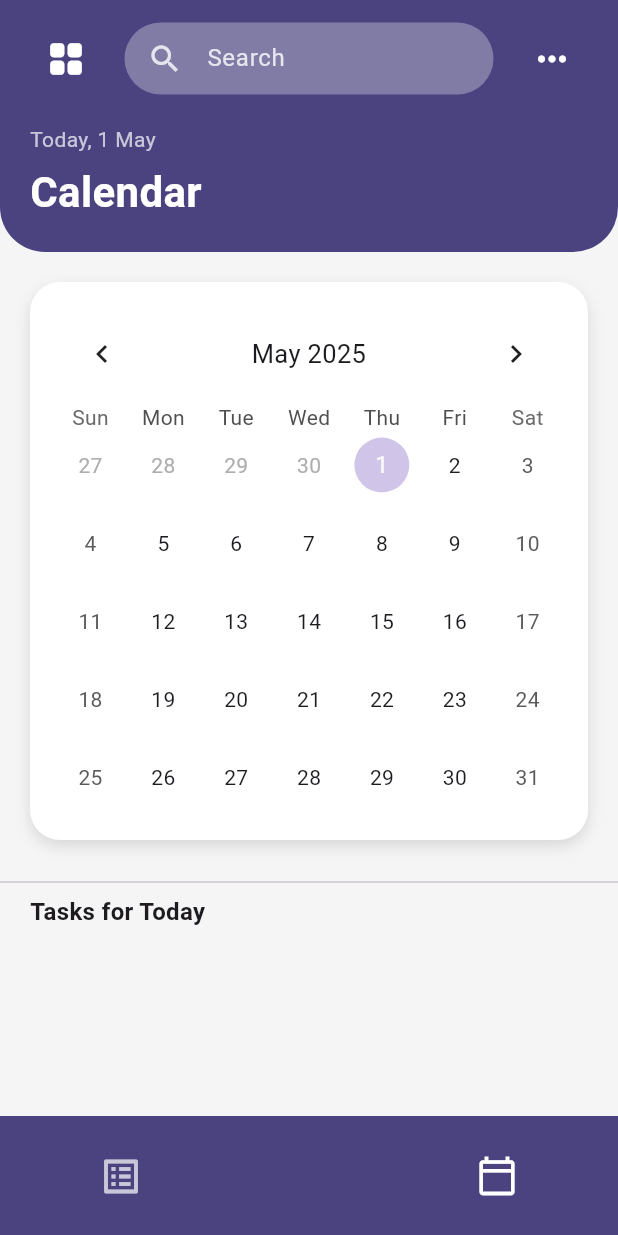
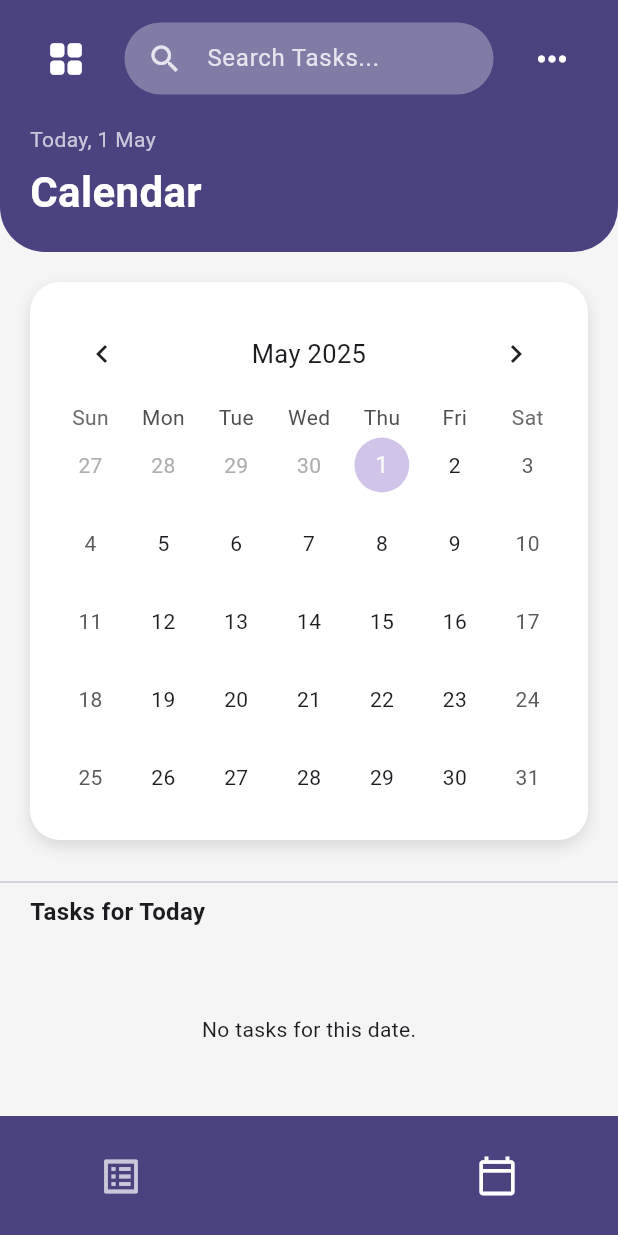
Before and after one commit to code0lama/Todoire, a Flutter app: the CalendarPage screen opened by its route, on a phone screen of 412 x 824 dp. Run offline on Flutter 3.47's test engine with Material 3 defaults, Android fonts, the phone set to English and light mode, and no system bars; drawn by our look-alikes of table_calendar.

Commit message:
added tasks to calender +fixed bugs

```diff
--- a/lib/calender_page.dart
+++ b/lib/calender_page.dart
@@ -1,8 +1,8 @@
 import 'package:flutter/material.dart';
 import 'package:table_calendar/table_calendar.dart';
 import 'package:intl/intl.dart';
+import 'TaskModel.dart';
 import 'main.dart';
-import 'TaskModel.dart';
 
 class CalendarPage extends StatefulWidget {
   final TaskModel taskModel;
@@ -21,6 +21,8 @@ class _CalendarPageState extends State<CalendarPage> {
 
   @override
   Widget build(BuildContext context) {
+    final Color primaryColor = Color(0xFF4A4380);
+
     return Scaffold(
       backgroundColor: Colors.grey[100],
       body: Column(
@@ -33,13 +35,7 @@ class _CalendarPageState extends State<CalendarPage> {
             decoration: BoxDecoration(
               color: Colors.white,
               borderRadius: BorderRadius.circular(20),
-              boxShadow: [
-                BoxShadow(
-                  color: Colors.black12,
-                  blurRadius: 8,
-                  offset: Offset(0, 4),
-                ),
-              ],
+              boxShadow: [BoxShadow(color: Colors.black12, blurRadius: 8, offset: Offset(0, 4))],
             ),
             child: TableCalendar(
               focusedDay: focusedDay,
@@ -52,21 +48,34 @@ class _CalendarPageState extends State<CalendarPage> {
                   focusedDay = focused;
                 });
               },
+              eventLoader: (day) {
+                return widget.taskModel.tasks.where((task) {
+                  final DateTime taskDate = task['date'];
+                  return isSameDay(taskDate, day);
+                }).toList();
+              },
               calendarStyle: CalendarStyle(
                 selectedDecoration: BoxDecoration(
-                  color: Color(0xFF4A4380),
+                  color: primaryColor,
                   shape: BoxShape.circle,
                 ),
                 todayDecoration: BoxDecoration(
                   color: Colors.deepPurple.withOpacity(0.3),
                   shape: BoxShape.circle,
                 ),
+                markerDecoration: BoxDecoration(
+                  color: primaryColor, // Purple dot
+                  shape: BoxShape.circle,
+                ),
+                markersMaxCount: 1,
+                markersAlignment: Alignment.bottomCenter,
               ),
               headerStyle: HeaderStyle(
                 formatButtonVisible: false,
                 titleCentered: true,
               ),
             ),
+
           ),
           SizedBox(height: 20),
           Divider(),
@@ -80,10 +89,12 @@ class _CalendarPageState extends State<CalendarPage> {
               ),
             ),
           ),
+          SizedBox(height: 10),
+          Expanded(child: _buildTaskCardsForSelectedDate()),
         ],
       ),
       bottomNavigationBar: BottomAppBar(
-        color: Color(0xFF4A4380),
+        color: primaryColor,
         shape: CircularNotchedRectangle(),
         notchMargin: 8.0,
         elevation: 8.0,
@@ -93,20 +104,17 @@ class _CalendarPageState extends State<CalendarPage> {
             mainAxisAlignment: MainAxisAlignment.spaceAround,
             children: [
               IconButton(
-                icon: Icon(Icons.list_alt_outlined,
-                    color: Colors.white.withOpacity(0.7), size: 30),
+                icon: Icon(Icons.list_alt_outlined, color: Colors.white.withOpacity(0.7), size: 30),
                 onPressed: () {
                   Navigator.pushReplacement(
                     context,
-                    MaterialPageRoute(
-                        builder: (context) => TaskScreen(widget.taskModel)),
+                    MaterialPageRoute(builder: (context) => TaskScreen(widget.taskModel)),
                   );
                 },
               ),
               SizedBox(width: 40),
               IconButton(
-                icon: Icon(Icons.calendar_today_outlined,
-                    color: Colors.white, size: 28),
+                icon: Icon(Icons.calendar_today_outlined, color: Colors.white, size: 28),
                 onPressed: () {},
               ),
             ],
@@ -120,32 +128,23 @@ class _CalendarPageState extends State<CalendarPage> {
     double topPadding = MediaQuery.of(context).padding.top;
     final now = DateTime.now();
     final formattedDate = DateFormat('d MMM').format(now);
-    final String displayDateString = 'Today, $formattedDate';
 
     return Container(
-      padding: EdgeInsets.only(
-        top: topPadding + 15,
-        left: 20,
-        right: 20,
-        bottom: 20,
-      ),
+      padding: EdgeInsets.only(top: topPadding + 15, left: 20, right: 20, bottom: 20),
       decoration: BoxDecoration(
         color: Color(0xFF4A4380),
-        borderRadius: BorderRadius.only(
-          bottomLeft: Radius.circular(30),
-          bottomRight: Radius.circular(30),
-        ),
+        borderRadius: BorderRadius.vertical(bottom: Radius.circular(30)),
       ),
       child: Column(
         crossAxisAlignment: CrossAxisAlignment.start,
         children: [
           Row(
-            mainAxisAlignment: MainAxisAlignment.spaceBetween,
             children: [
               IconButton(
-                icon: Icon(Icons.grid_view_rounded,
-                    color: Colors.white, size: 28),
-                onPressed: () {},
+                icon: Icon(Icons.grid_view_rounded, color: Colors.white, size: 28),
+                onPressed: () {
+                  Navigator.pushReplacementNamed(context, '/dashboard');
+                },
               ),
               Expanded(
                 child: Container(
@@ -158,11 +157,9 @@ class _CalendarPageState extends State<CalendarPage> {
                   child: TextField(
                     style: TextStyle(color: Colors.white),
                     decoration: InputDecoration(
-                      icon: Icon(Icons.search,
-                          color: Colors.white.withOpacity(0.8)),
-                      hintText: 'Search',
-                      hintStyle:
-                          TextStyle(color: Colors.white.withOpacity(0.8)),
+                      icon: Icon(Icons.search, color: Colors.white.withOpacity(0.8)),
+                      hintText: 'Search Tasks...',
+                      hintStyle: TextStyle(color: Colors.white.withOpacity(0.8)),
                       border: InputBorder.none,
                     ),
                   ),
@@ -170,28 +167,14 @@ class _CalendarPageState extends State<CalendarPage> {
               ),
               PopupMenuButton<String>(
                 icon: Icon(Icons.more_horiz, color: Colors.white, size: 28),
-                color: Colors.white,
-                shape: RoundedRectangleBorder(
-                  borderRadius: BorderRadius.circular(12.0),
-                ),
-                elevation: 4,
                 onSelected: (String result) {
                   setState(() {
-                    switch (result) {
-                      case 'show_label':
-                        _showLabels = !_showLabels;
-                        break;
-                      case 'show_completed':
-                        _showCompleted = !_showCompleted;
-                        break;
-                      case 'sort':
-                        // Add sort logic here
-                        break;
-                    }
+                    if (result == 'show_label') _showLabels = !_showLabels;
+                    if (result == 'show_completed') _showCompleted = !_showCompleted;
                   });
                 },
-                itemBuilder: (BuildContext context) => <PopupMenuEntry<String>>[
-                  PopupMenuItem<String>(
+                itemBuilder: (context) => [
+                  PopupMenuItem(
                     value: 'show_label',
                     child: Row(
                       children: [
@@ -199,32 +182,19 @@ class _CalendarPageState extends State<CalendarPage> {
                         SizedBox(width: 12),
                         Text('Show Label'),
                         Spacer(),
-                        if (_showLabels)
-                          Icon(Icons.check, color: Color(0xFF4A4380)),
+                        if (_showLabels) Icon(Icons.check, color: Color(0xFF4A4380)),
                       ],
                     ),
                   ),
-                  PopupMenuItem<String>(
+                  PopupMenuItem(
                     value: 'show_completed',
                     child: Row(
                       children: [
-                        Icon(Icons.check_circle_outline,
-                            color: Color(0xFF4A4380)),
+                        Icon(Icons.check_circle_outline, color: Color(0xFF4A4380)),
                         SizedBox(width: 12),
                         Text('Show Completed'),
                         Spacer(),
-                        if (_showCompleted)
-                          Icon(Icons.check, color: Color(0xFF4A4380)),
-                      ],
-                    ),
-                  ),
-                  PopupMenuItem<String>(
-                    value: 'sort',
-                    child: Row(
-                      children: [
-                        Icon(Icons.sort, color: Color(0xFF4A4380)),
-                        SizedBox(width: 12),
-                        Text('Sort'),
+                        if (_showCompleted) Icon(Icons.check, color: Color(0xFF4A4380)),
                       ],
                     ),
                   ),
@@ -233,16 +203,87 @@ class _CalendarPageState extends State<CalendarPage> {
             ],
           ),
           SizedBox(height: 20),
-          Text(displayDateString,
-              style: TextStyle(color: Colors.white70, fontSize: 14)),
+          Text('Today, $formattedDate', style: TextStyle(color: Colors.white70, fontSize: 14)),
           SizedBox(height: 5),
-          Text('Calendar',
-              style: TextStyle(
-                  color: Colors.white,
-                  fontSize: 28,
-                  fontWeight: FontWeight.bold)),
+          Text('Calendar', style: TextStyle(color: Colors.white, fontSize: 28, fontWeight: FontWeight.bold)),
         ],
       ),
     );
   }
+
+  Widget _buildTaskCardsForSelectedDate() {
+    final Color primaryColor = Color(0xFF4A4380);
+    final selectedDate = this.selectedDay ?? DateTime.now();
+
+    final tasks = widget.taskModel.tasks.where((task) {
+      final taskDate = task['date'] as DateTime;
+      return isSameDay(taskDate, selectedDate);
+    }).toList();
+
+    if (tasks.isEmpty) {
+      return Center(child: Text("No tasks for this date."));
+    }
+
+    return ListView.builder(
+      padding: EdgeInsets.symmetric(horizontal: 15, vertical: 10),
+      itemCount: tasks.length,
+      itemBuilder: (context, index) {
+        final task = tasks[index];
+        final labelColor = _getLabelColor(task['label']);
+        return Card(
+          color: Colors.white,
+          shape: RoundedRectangleBorder(borderRadius: BorderRadius.circular(16)),
+          elevation: 3,
+          margin: EdgeInsets.symmetric(vertical: 8),
+          child: ListTile(
+            contentPadding: EdgeInsets.symmetric(horizontal: 15, vertical:2),
+            title: Text(
+              task['title'],
+              style: TextStyle(
+                color: primaryColor,
+                fontSize: 18,
+                fontWeight: FontWeight.w500,
+              ),
+            ),
+            subtitle: Text(
+              DateFormat('dd MMM yyyy').format(task['date']),
+              style: TextStyle(fontSize: 14, color: Colors.grey[700]),
+            ),
+            trailing: _showLabels
+                ? Container(
+              padding: EdgeInsets.symmetric(horizontal: 12, vertical: 6),
+              decoration: BoxDecoration(
+                color: labelColor.withOpacity(0.25),
+                borderRadius: BorderRadius.circular(20),
+              ),
+              child: Text(
+                task['label'],
+                style: TextStyle(
+                  color: labelColor,
+                  fontWeight: FontWeight.bold,
+                  fontSize: 13,
+                ),
+              ),
+            )
+                : null,
+          ),
+        );
+      },
+    );
+  }
+
+  Color _getLabelColor(String label) {
+    switch (label) {
+      case 'Study':
+        return Colors.teal;
+      case 'Sports':
+        return Colors.orange;
+      case 'Work':
+        return Colors.indigo;
+      case 'Personal':
+        return Colors.pink;
+      default:
+        return Colors.grey;
+    }
+  }
 }
--- a/lib/main.dart
+++ b/lib/main.dart
@@ -8,9 +8,6 @@ import 'signup-screen.dart';
 import 'dashboard-screen.dart';
 import 'TaskModel.dart';
 import 'package:flutter/foundation.dart';
-
-
-
 
 void main() {
   debugPaintSizeEnabled = false;
--- a/lib/signup-screen.dart
+++ b/lib/signup-screen.dart
@@ -15,7 +15,7 @@ class _SignUpScreenState extends State<SignUpScreen> {
 
   void _handleSignUp() {
     if (_formKey.currentState!.validate()) {
-      Navigator.pushReplacementNamed(context, '/dashboard');
+      Navigator.pushReplacementNamed(context, '/login');
     }
   }
 
```
Also changed, not shown: lib/dashboard-screen.dart (+20 -9 lines).
